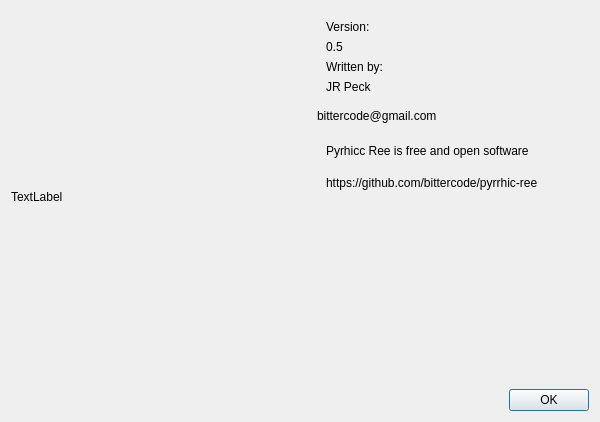
Old version of the form modules/about.ui in the repository bittercode/pyrrhic-ree.
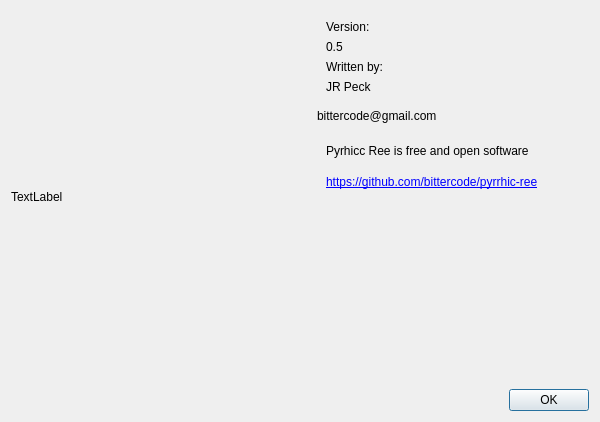
New version of the form.

Commit message:
modified:   __init__.py 	new file:   images/logo.png 	modified:   modules/about.py 	modified:   modules/about.ui 	modified:   modules/aboutui.py 	new file:   modules/util.py 	modified:   pree.py
	Got the about form to show properly. Took a lot more work than I thought it would.

The edit to the form file:
```diff
--- a/modules/about.ui
+++ b/modules/about.ui
@@ -99,7 +99,10 @@
       <item>
        <widget class="QLabel" name="label_3">
         <property name="text">
-         <string>https://github.com/bittercode/pyrrhic-ree</string>
+         <string>&lt;a href=&quot;https://github.com/bittercode/pyrrhic-ree&quot;&gt;https://github.com/bittercode/pyrrhic-ree&lt;/a&gt;</string>
+        </property>
+        <property name="openExternalLinks">
+         <bool>true</bool>
         </property>
        </widget>
       </item>
```
Left out of the diff: 2 changed lines with no effect on the pictures. The commit also changes 6 other files.
